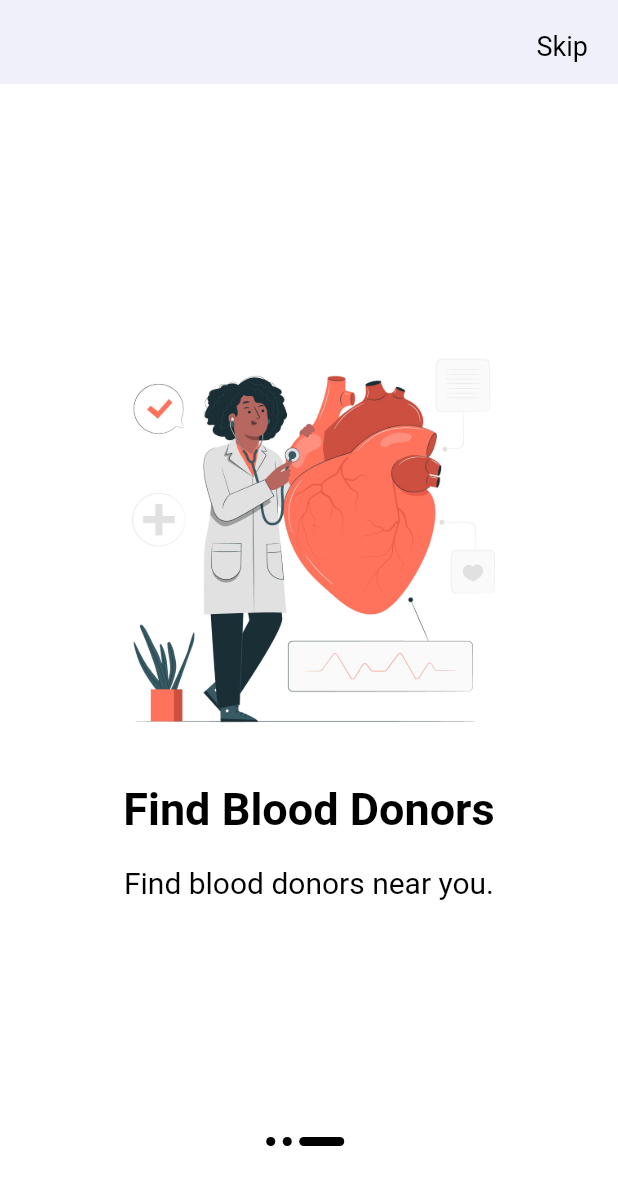
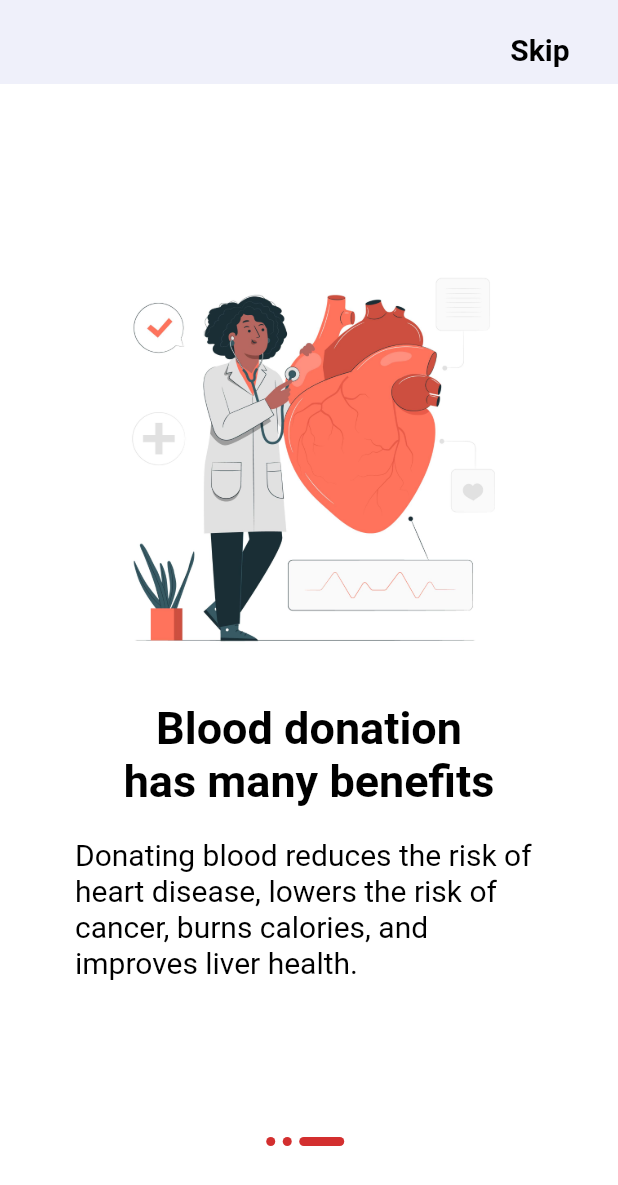
Before and after one commit to sidtuladhar/BloodNepal, a Flutter app: the screen it shows after launch, swiped to page 3, on a phone screen of 412 x 824 dp. Shown: the top 1185 px of the screen. Run offline on Flutter 3.47's test engine with Material 2 defaults, Android fonts, the phone set to English and light mode, and no system bars; our stand-ins replace flutter_spinkit, hive_flutter; accounts and stored records are empty.

Commit message:
Completed info.dart and loading screen

```diff
--- a/lib/main_app.dart
+++ b/lib/main_app.dart
@@ -1,8 +1,5 @@
 import 'package:blood_nepal/ui/loading.dart';
 import 'package:flutter/material.dart';
-
-import 'ui/start.dart';
-import 'ui/info.dart';
 
 class MainApp extends StatelessWidget {
   const MainApp({super.key});
@@ -15,7 +12,7 @@ class MainApp extends StatelessWidget {
           seedColor: const Color(0xFFEA0000),
         ),
       ),
-      home: const Info(),
+      home: const Loading(),
     );
   }
 }
--- a/lib/ui/info.dart
+++ b/lib/ui/info.dart
@@ -1,4 +1,6 @@
 import 'package:flutter/material.dart';
+
+import 'login.dart';
 
 void main() {
   runApp(const MaterialApp(
@@ -37,16 +39,23 @@ class _InfoState extends State<Info> {
         appBar: AppBar(
           elevation: 0,
           backgroundColor: const Color(0xffEFF0FA),
-          actions: const <Widget>[
+          actions: <Widget>[
             Padding(
-              padding: EdgeInsets.only(right: 20, top: 20),
-              child: Text(
-                'Skip',
-                style: TextStyle(
-                    color: Colors.black,
-                    fontSize: 18,
-                    fontWeight: FontWeight.w400),
-              ),
+              padding: const EdgeInsets.only(right: 20, top: 10),
+              child: TextButton(
+                  onPressed: () {
+                    Navigator.push(
+                      context,
+                      MaterialPageRoute(builder: (context) => const Login()),
+                    );
+                  },
+                  child: const Text(
+                    'Skip',
+                    style: TextStyle(
+                        color: Colors.black,
+                        fontSize: 20,
+                        fontWeight: FontWeight.bold),
+                  )),
             )
           ],
         ),
@@ -63,18 +72,22 @@ class _InfoState extends State<Info> {
                 children: <Widget>[
                   makePage(
                       image: 'assets/images/donate.jpg',
-                      title: 'Welcome to Blood Nepal',
+                      title: 'Welcome to \n Blood Nepal',
                       content:
-                          'We are here to help you find blood donors in Nepal.'),
+                          'We are here to help you track your blood donations.'),
                   makePage(
                       reverse: true,
                       image: 'assets/images/patient.jpg',
-                      title: 'Donate Blood',
-                      content: 'Donate blood and save lives.'),
+                      title: 'Donate blood and save lives',
+                      content: 'One blood donation can potentially '
+                          'save up to three lives.'),
                   makePage(
                       image: 'assets/images/doctor.jpg',
-                      title: 'Find Blood Donors',
-                      content: 'Find blood donors near you.')
+                      title: 'Blood donation \nhas many benefits',
+                      content:
+                          'Donating blood reduces the risk of heart disease, '
+                          'lowers the risk of cancer, burns calories, '
+                          'and improves liver health.'),
                 ]),
             Container(
               margin: const EdgeInsets.only(bottom: 60),
@@ -106,15 +119,19 @@ Widget makePage({image, title, content, reverse = false}) {
             : const SizedBox(),
         Text(
           title,
+          textAlign: TextAlign.center,
           style: const TextStyle(
               color: Colors.black, fontSize: 30, fontWeight: FontWeight.bold),
         ),
         const SizedBox(height: 20),
         Text(
           content,
-          textAlign: TextAlign.center,
+          textAlign: TextAlign.start,
           style: const TextStyle(
-              color: Colors.black, fontSize: 20, fontWeight: FontWeight.w400),
+              color: Colors.black,
+              fontSize: 20,
+              fontWeight: FontWeight.w400,
+              height: 1.2),
         ),
         reverse
             ? Column(
@@ -139,7 +156,7 @@ Widget _indicator(bool isActive) {
     width: isActive ? 30 : 6,
     margin: const EdgeInsets.only(right: 5),
     decoration: BoxDecoration(
-        color: Colors.black, borderRadius: BorderRadius.circular(5)),
+        color: Colors.red[700], borderRadius: BorderRadius.circular(5)),
   );
 }
 
--- a/lib/ui/loading.dart
+++ b/lib/ui/loading.dart
@@ -1,5 +1,8 @@
 import 'package:flutter/material.dart';
 import 'package:flutter_spinkit/flutter_spinkit.dart';
+import 'package:http/http.dart';
+
+import 'info.dart';
 
 class Loading extends StatefulWidget {
   const Loading({super.key});
@@ -12,16 +15,48 @@ class _LoadingState extends State<Loading> {
   @override
   void initState() {
     super.initState();
-    Navigator.pushReplacementNamed(context, "/home", arguments: {});
+    loadAssets(context);
   }
 
   @override
   Widget build(BuildContext context) {
-    return Center(
-      child: SpinKitFadingCube(
-        color: Colors.red[900],
-        size: 50.0,
-      ),
-    );
+    return Scaffold(
+        body: FutureBuilder(
+            future: loadAssets(context),
+            builder: (BuildContext context, AsyncSnapshot<void> snapshot) {
+              if (snapshot.connectionState == ConnectionState.waiting) {
+                // While assets are loading
+                return const Center(
+                  child: Center(
+                    child: SpinKitFadingCube(
+                      color: Colors.red,
+                      size: 50.0,
+                    ),
+                  ),
+                );
+              } else if (snapshot.hasError) {
+                // If there's an error loading assets
+                return const Center(
+                  child: Text('Error loading assets'),
+                );
+              } else {
+                return const Info(); // When assets are loaded, navigate to the main content
+              }
+            }));
   }
 }
+
+Future<void> loadAssets(context) async {
+  // Simulate loading assets
+  await Future.delayed(const Duration(seconds: 2));
+
+  // Load images
+  const image1 = AssetImage('assets/images/blood.jpg');
+  const image2 = AssetImage('assets/images/donation.jpg');
+  const image3 = AssetImage('assets/images/patient.jpg');
+
+  // Pre-cache images
+  await precacheImage(image1, context);
+  await precacheImage(image2, context);
+  await precacheImage(image3, context);
+}
```
